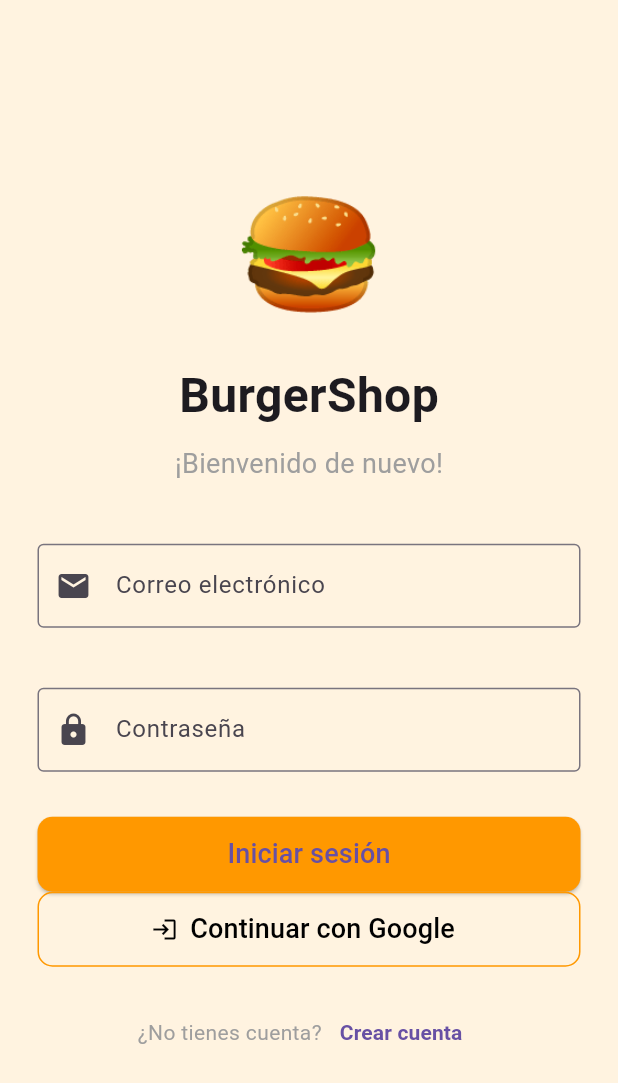
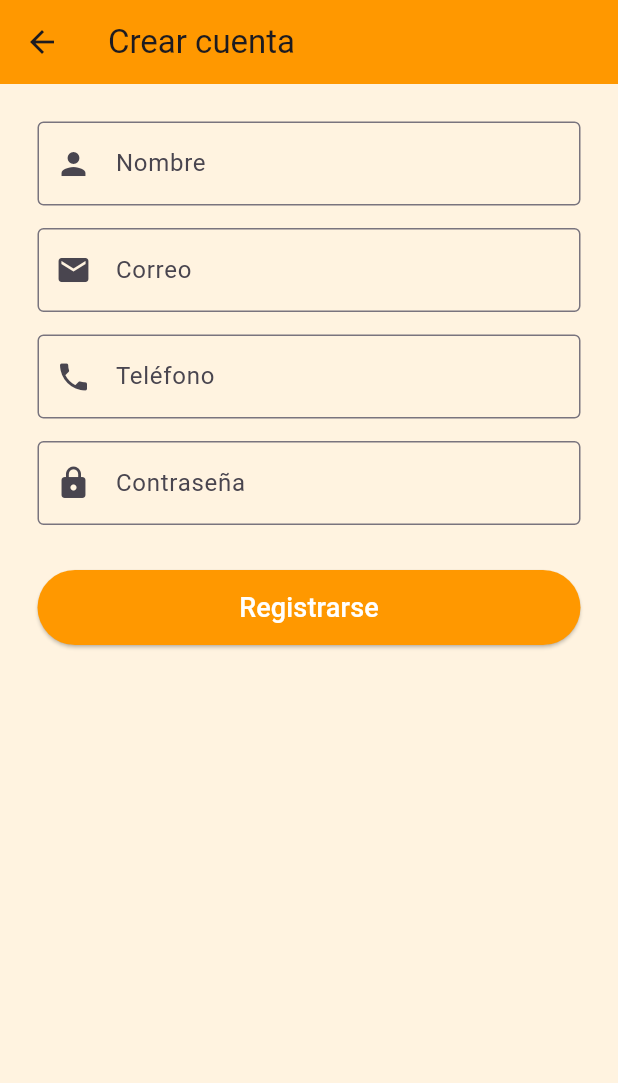
Before and after one commit to RoderickMS/DSFVI, a Flutter app: the LoginScreen screen opened directly, after a tap on "Crear cuenta", on a phone screen of 412 x 824 dp. Shown: the top 1083 px of the screen. Run offline on Flutter 3.47's test engine with Material 3 defaults, Android fonts, the phone set to English and light mode, and no system bars; our stand-ins replace cloud_firestore, firebase_auth, firebase_core; accounts and stored records are empty.

Commit message:
conexión con la base de datos
ya se puede registra un usuario nuevo. Falta implementar el inicio de sesión

```diff
--- a/burgershop/lib/screens/login/login_screen.dart
+++ b/burgershop/lib/screens/login/login_screen.dart
@@ -1,4 +1,5 @@
 import 'package:flutter/material.dart';
+import 'package:burgershop/screens/register/register_screen.dart';
 
 class LoginScreen extends StatelessWidget {
   const LoginScreen({super.key});
@@ -121,7 +122,12 @@ class LoginScreen extends StatelessWidget {
 
                 TextButton(
                   onPressed: () {
-
+                    Navigator.push(
+                      context,
+                      MaterialPageRoute(
+                        builder: (context) => const RegisterScreen(),
+                      ),
+                    );
                   },
                   child: const Text(
                     "Crear cuenta",
--- /dev/null
+++ b/burgershop/lib/screens/register/register_screen.dart
@@ -0,0 +1,181 @@
+import 'package:flutter/material.dart';
+import 'package:firebase_auth/firebase_auth.dart';
+import 'package:cloud_firestore/cloud_firestore.dart';
+
+
+class RegisterScreen extends StatefulWidget {
+  const RegisterScreen({super.key});
+
+  @override
+  State<RegisterScreen> createState() => _RegisterScreenState();
+}
+
+
+class _RegisterScreenState extends State<RegisterScreen> {
+
+  final nombreController = TextEditingController();
+  final correoController = TextEditingController();
+  final passwordController = TextEditingController();
+  final telefonoController = TextEditingController();
+
+
+  Future<void> registrarUsuario() async {
+
+    try {
+
+      // Crear usuario en Firebase Authentication
+      UserCredential userCredential =
+          await FirebaseAuth.instance.createUserWithEmailAndPassword(
+            email: correoController.text.trim(),
+            password: passwordController.text.trim(),
+          );
+
+
+      // Guardar información adicional en Firestore
+      await FirebaseFirestore.instance
+          .collection("usuarios")
+          .doc(userCredential.user!.uid)
+          .set({
+
+            "nombre": nombreController.text.trim(),
+            "correo": correoController.text.trim(),
+            "telefono": telefonoController.text.trim(),
+            "fechaRegistro": Timestamp.now(),
+
+          });
+
+
+      ScaffoldMessenger.of(context).showSnackBar(
+        const SnackBar(
+          content: Text("Usuario creado correctamente"),
+        ),
+      );
+
+
+      Navigator.pop(context);
+
+
+    } catch (e) {
+
+      ScaffoldMessenger.of(context).showSnackBar(
+        SnackBar(
+          content: Text(
+            "Error: $e",
+          ),
+        ),
+      );
+
+    }
+
+  }
+
+
+
+  @override
+  Widget build(BuildContext context) {
+
+    return Scaffold(
+
+      backgroundColor: Colors.orange.shade50,
+
+      appBar: AppBar(
+        title: const Text("Crear cuenta"),
+        backgroundColor: Colors.orange,
+      ),
+
+
+      body: Padding(
+        padding: const EdgeInsets.all(25),
+
+        child: Column(
+          children: [
+
+
+            TextField(
+              controller: nombreController,
+              decoration: const InputDecoration(
+                labelText: "Nombre",
+                border: OutlineInputBorder(),
+                prefixIcon: Icon(Icons.person),
+              ),
+            ),
+
+
+            const SizedBox(height: 15),
+
+
+            TextField(
+              controller: correoController,
+              decoration: const InputDecoration(
+                labelText: "Correo",
+                border: OutlineInputBorder(),
+                prefixIcon: Icon(Icons.email),
+              ),
+            ),
+
+
+            const SizedBox(height: 15),
+
+
+            TextField(
+              controller: telefonoController,
+              decoration: const InputDecoration(
+                labelText: "Teléfono",
+                border: OutlineInputBorder(),
+                prefixIcon: Icon(Icons.phone),
+              ),
+            ),
+
+
+            const SizedBox(height: 15),
+
+
+            TextField(
+              controller: passwordController,
+              obscureText: true,
+              decoration: const InputDecoration(
+                labelText: "Contraseña",
+                border: OutlineInputBorder(),
+                prefixIcon: Icon(Icons.lock),
+              ),
+            ),
+
+
+            const SizedBox(height: 30),
+
+
+            SizedBox(
+              width: double.infinity,
+              height: 50,
+
+              child: ElevatedButton(
+
+                style: ElevatedButton.styleFrom(
+                  backgroundColor: Colors.orange,
+                ),
+
+
+                onPressed: registrarUsuario,
+
+
+                child: const Text(
+                  "Registrarse",
+                  style: TextStyle(
+                    fontSize: 18,
+                    color: Colors.white,
+                  ),
+                ),
+
+              ),
+            )
+
+          ],
+        ),
+
+      ),
+
+    );
+
+  }
+
+}
--- a/burgershop/pubspec.yaml
+++ b/burgershop/pubspec.yaml
@@ -35,6 +35,8 @@ dependencies:
   # Use with the CupertinoIcons class for iOS style icons.
   cupertino_icons: ^1.0.8
   firebase_core: ^4.12.1
+  firebase_auth: ^6.5.6
+  cloud_firestore: ^6.7.1
 
 dev_dependencies:
   flutter_test:
```
Also changed, not shown: burgershop/lib/main.dart (+12 -3 lines), burgershop/pubspec.lock, 4 other files.
